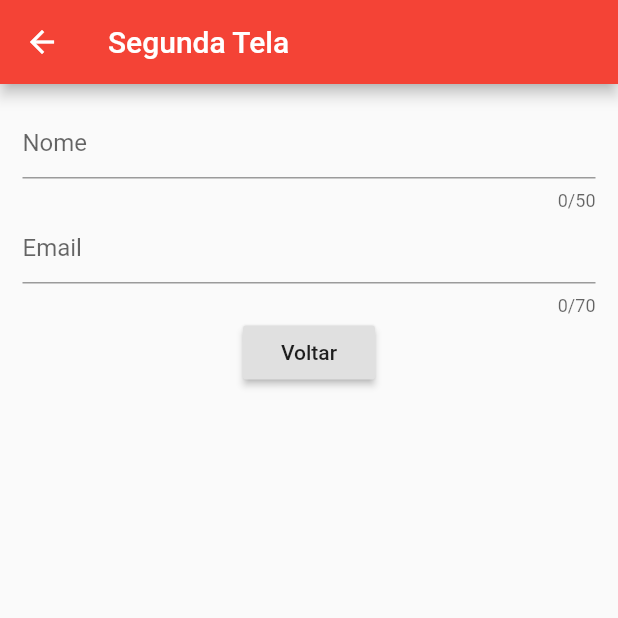
After one commit to britolucaspatrick/firstapp, a Flutter app: the screen it shows after launch, in the side drawer, after a tap on "Menu 2", on a phone screen of 412 x 824 dp, the top half of it. The commit adds this screen. Run offline on Flutter 3.47's test engine with Material 2 defaults, Android fonts, the phone set to English and light mode, and no system bars; network calls fail.

Commit message:
Adicionado segunda tela aula 23/08/2019

```diff
--- a/lib/main.dart
+++ b/lib/main.dart
@@ -1,3 +1,4 @@
+import 'package:firstapp/tela.dart';
 import 'package:flutter/cupertino.dart';
 import 'package:flutter/material.dart';
 
@@ -88,10 +89,18 @@ class _MyHomePageState extends State<MyHomePage> {
             new ListTile(
               title: new Text("Menu 2"),
               trailing: new Icon(Icons.account_circle),
+              onTap: ()  {
+                Navigator.push(context, MaterialPageRoute(builder: (context) =>
+                Tela()));
+              },
             ),
             new ListTile(
               title: new Text("Menu 3"),
               trailing: new Icon(Icons.add_box),
+              onLongPress: ()  {
+                Navigator.push(context, MaterialPageRoute(builder: (context) =>
+                Tela()));
+              },
             )
           ],
         ),
--- /dev/null
+++ b/lib/tela.dart
@@ -0,0 +1,44 @@
+import 'package:flutter/material.dart';
+
+class Tela extends StatelessWidget {
+  @override
+  Widget build(BuildContext context) {
+    return Scaffold(
+      appBar: AppBar(
+        title: Text("Segunda Tela"),
+      ),
+      body: new SingleChildScrollView(
+        child: new Container(
+          margin: new EdgeInsets.all(15),
+          child: new Form(
+            child: buildScreen(context),
+          ),
+        ),
+      ),
+
+    );
+  }
+
+
+  Widget buildScreen(BuildContext context){
+    return new Column(
+      children: <Widget>[
+        new TextFormField(
+          decoration: new InputDecoration(hintText: 'Nome'),
+          maxLength: 50,
+        ),
+        new TextFormField(
+          decoration: new InputDecoration(hintText: 'Email'),
+          keyboardType: TextInputType.emailAddress,
+          maxLength: 70,
+        ),
+        new RaisedButton(
+          onPressed: () {Navigator.pop(context); },
+          child: Text('Voltar'),
+        )
+      ],
+    );
+  }
+
+
+}
```
